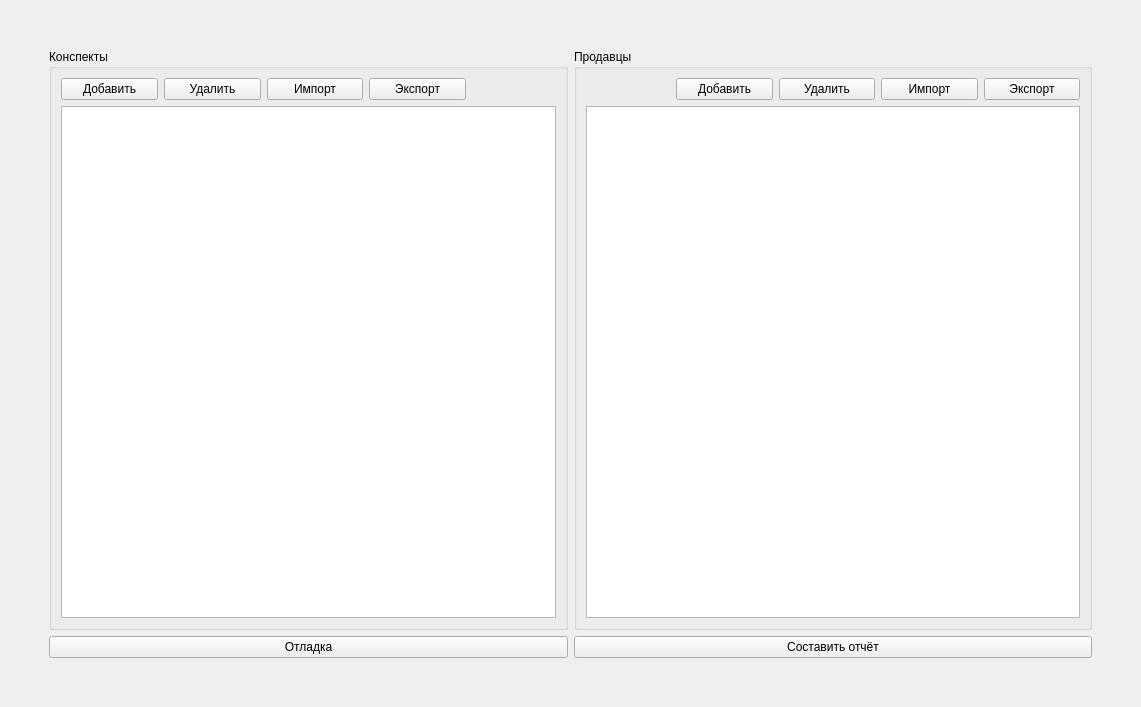
First picture: the form in mainwindow.ui, repository ploschka/CureSuch, before the edit.
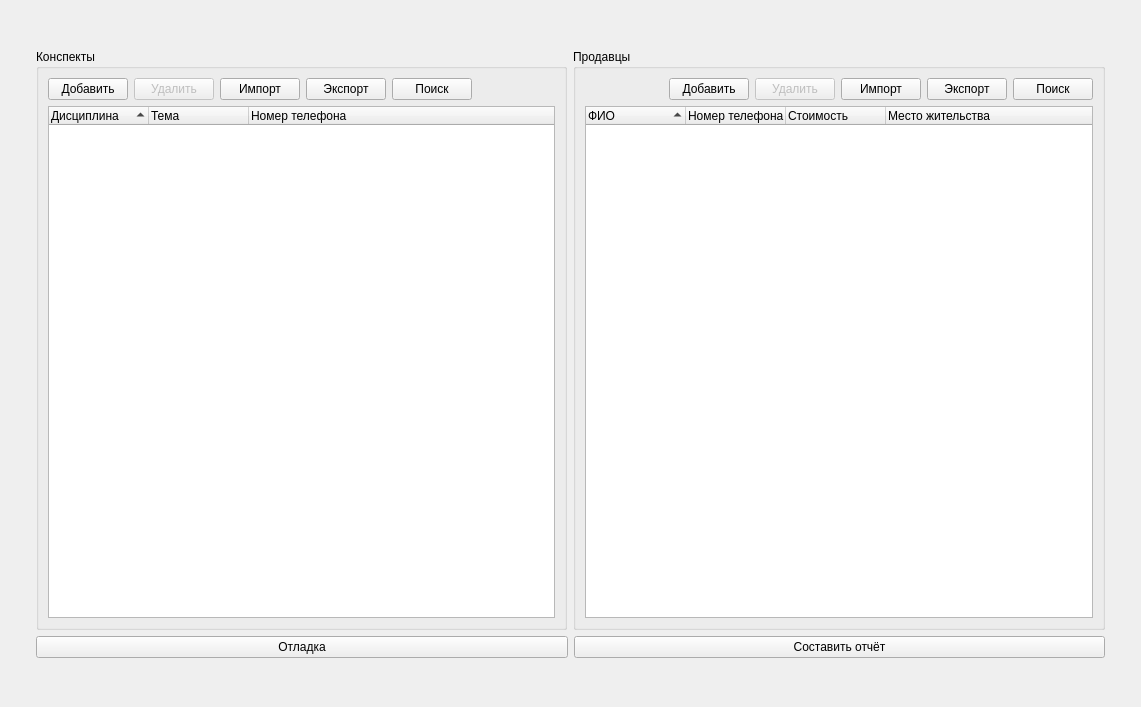
Second picture: the form after the edit.

Diff of the .ui file:
```diff
--- a/mainwindow.ui
+++ b/mainwindow.ui
@@ -82,6 +82,9 @@
            </item>
            <item>
             <widget class="QPushButton" name="DeleteNote">
+             <property name="enabled">
+              <bool>false</bool>
+             </property>
              <property name="text">
               <string>Удалить</string>
              </property>
@@ -89,9 +92,15 @@
            </item>
            <item>
             <widget class="QPushButton" name="NoteImport">
+             <property name="enabled">
+              <bool>true</bool>
+             </property>
              <property name="text">
               <string>Импорт</string>
              </property>
+             <property name="checkable">
+              <bool>false</bool>
+             </property>
             </widget>
            </item>
            <item>
@@ -101,6 +110,13 @@
              </property>
             </widget>
            </item>
+           <item>
+            <widget class="QPushButton" name="NoteSearchButton">
+             <property name="text">
+              <string>Поиск</string>
+             </property>
+            </widget>
+           </item>
            <item>
             <spacer name="horizontalSpacer">
              <property name="orientation">
@@ -120,7 +136,41 @@
           </layout>
          </item>
          <item>
-          <widget class="QListView" name="NotesList"/>
+          <widget class="QTreeWidget" name="NotesList">
+           <property name="selectionBehavior">
+            <enum>QAbstractItemView::SelectRows</enum>
+           </property>
+           <property name="sortingEnabled">
+            <bool>true</bool>
+           </property>
+           <property name="allColumnsShowFocus">
+            <bool>true</bool>
+           </property>
+           <property name="headerHidden">
+            <bool>false</bool>
+           </property>
+           <attribute name="headerHighlightSections">
+            <bool>false</bool>
+           </attribute>
+           <attribute name="headerShowSortIndicator" stdset="0">
+            <bool>true</bool>
+           </attribute>
+           <column>
+            <property name="text">
+             <string>Дисциплина</string>
+            </property>
+           </column>
+           <column>
+            <property name="text">
+             <string>Тема</string>
+            </property>
+           </column>
+           <column>
+            <property name="text">
+             <string>Номер телефона</string>
+            </property>
+           </column>
+          </widget>
          </item>
         </layout>
        </widget>
@@ -158,6 +208,9 @@
            </item>
            <item>
             <widget class="QPushButton" name="DeleteSeller">
+             <property name="enabled">
+              <bool>false</bool>
+             </property>
              <property name="text">
               <string>Удалить</string>
              </property>
@@ -177,10 +230,53 @@
              </property>
             </widget>
            </item>
+           <item>
+            <widget class="QPushButton" name="SellerSearchButton">
+             <property name="text">
+              <string>Поиск</string>
+             </property>
+            </widget>
+           </item>
           </layout>
          </item>
          <item>
-          <widget class="QListView" name="SellersList"/>
+          <widget class="QTreeWidget" name="SellerList">
+           <property name="sortingEnabled">
+            <bool>true</bool>
+           </property>
+           <property name="allColumnsShowFocus">
+            <bool>true</bool>
+           </property>
+           <property name="columnCount">
+            <number>4</number>
+           </property>
+           <attribute name="headerVisible">
+            <bool>true</bool>
+           </attribute>
+           <attribute name="headerShowSortIndicator" stdset="0">
+            <bool>true</bool>
+           </attribute>
+           <column>
+            <property name="text">
+             <string>ФИО</string>
+            </property>
+           </column>
+           <column>
+            <property name="text">
+             <string>Номер телефона</string>
+            </property>
+           </column>
+           <column>
+            <property name="text">
+             <string>Стоимость</string>
+            </property>
+           </column>
+           <column>
+            <property name="text">
+             <string>Место жительства</string>
+            </property>
+           </column>
+          </widget>
          </item>
         </layout>
        </widget>
```
